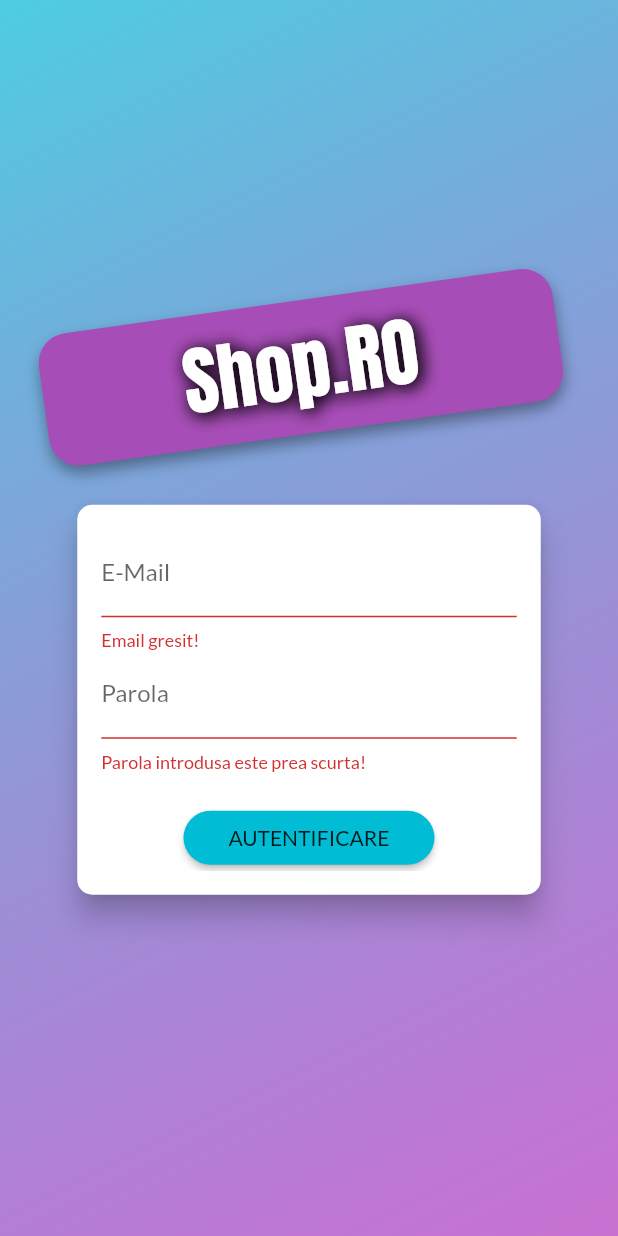
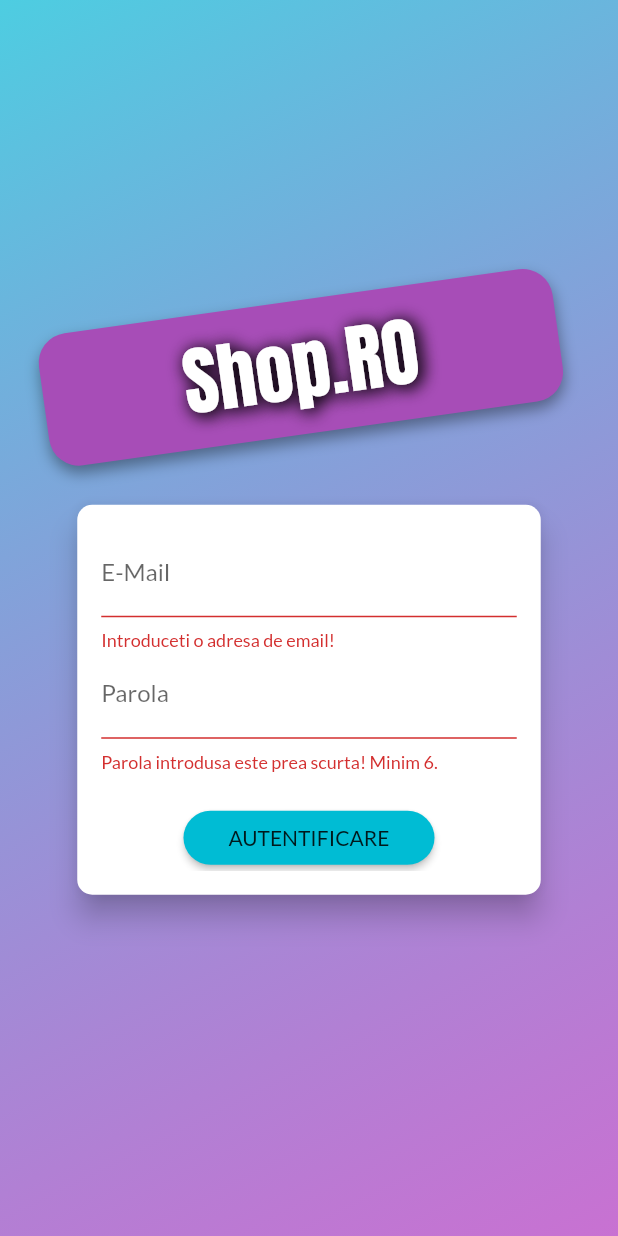
Before and after one commit to ionutmurgu11/shop-app, a Flutter app: the screen it shows after launch, after a tap on "AUTENTIFICARE", on a phone screen of 412 x 824 dp. Run offline on Flutter 3.47's test engine with Material 2 defaults, Android fonts, the phone set to English and light mode, and no system bars; our stand-ins replace shared_preferences.

Commit message:
initial 2

```diff
--- a/lib/screens/auth_screen.dart
+++ b/lib/screens/auth_screen.dart
@@ -9,6 +9,8 @@ enum AuthMode { Signup, Login }
 
 class AuthScreen extends StatelessWidget {
   static const routeName = '/auth';
+
+  RegExp emailFormat = RegExp(r'^[\w-\.]+@([\w-]+\.)+[\w-]{2,4}$');
 
   @override
   Widget build(BuildContext context) {
@@ -175,6 +177,7 @@ class _AuthCardState extends State<AuthCard> {
     } catch (error) {
       const errorMessage = 'Autentificarea a aesuat, incercati mai tarziu.';
       _showErrorDialog(errorMessage);
+      print(error);
     }
     setState(() {
       _isLoading = false;
@@ -195,6 +198,7 @@ class _AuthCardState extends State<AuthCard> {
 
   @override
   Widget build(BuildContext context) {
+    RegExp emailFormat = RegExp(r'^[\w-\.]+@([\w-]+\.)+[\w-]{2,4}$');
     final deviceSize = MediaQuery.of(context).size;
     return Card(
       shape: RoundedRectangleBorder(
@@ -216,8 +220,11 @@ class _AuthCardState extends State<AuthCard> {
                   decoration: InputDecoration(labelText: 'E-Mail'),
                   keyboardType: TextInputType.emailAddress,
                   validator: (value) {
-                    if (value.isEmpty || !value.contains('@')) {
-                      return 'Email gresit!';
+                    if (value.isEmpty) {
+                      return 'Introduceti o adresa de email!';
+                    }
+                    if (!emailFormat.hasMatch(value)) {
+                      return 'Introduceti o adresa de email valida';
                     }
                     return null;
                     return null;
@@ -231,8 +238,8 @@ class _AuthCardState extends State<AuthCard> {
                   obscureText: true,
                   controller: _passwordController,
                   validator: (value) {
-                    if (value.isEmpty || value.length < 5) {
-                      return 'Parola introdusa este prea scurta!';
+                    if (value.isEmpty || value.length < 6) {
+                      return 'Parola introdusa este prea scurta! Minim 6.';
                     }
                   },
                   onSaved: (value) {
```
Also changed, not shown: pubspec.lock.
